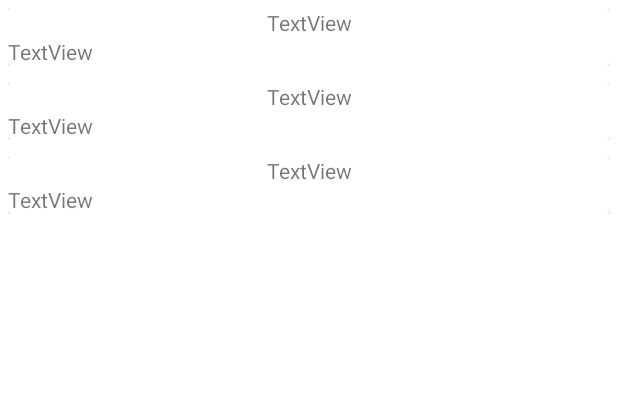
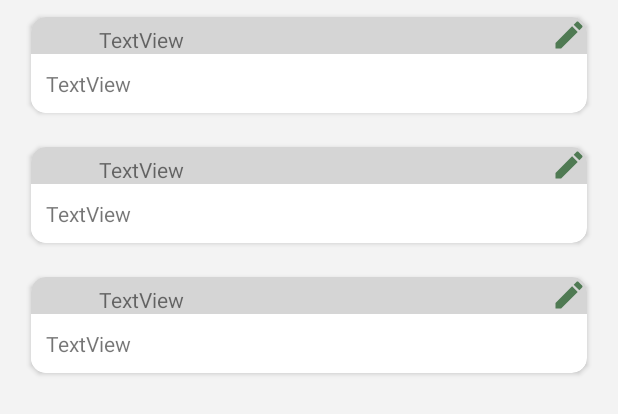
Before and after one commit to Di-52/SimpleNotes, an Android app: the layout fragment_list_nodes.xml on its own in the app's theme, with its tools: preview values and no code run, on a phone screen of 412 x 824 dp. Shown: the top 414 px of the screen. Run offline under Robolectric (Android 15) with nearby library versions, the phone set to English and light mode, and no system bars.

Commit message:
some design tweaks

```diff
--- a/app/src/main/java/com/diest/simplenotes/MainActivity.kt
+++ b/app/src/main/java/com/diest/simplenotes/MainActivity.kt
@@ -30,11 +30,12 @@ class MainActivity : AppCompatActivity() {
         val navController = findNavController(R.id.nav_host_fragment_content_main)
         appBarConfiguration = AppBarConfiguration(navController.graph)
         setupActionBarWithNavController(navController, appBarConfiguration)
-
+        /*
         binding.fab.setOnClickListener { view ->
             Snackbar.make(view, "Replace with your own action", Snackbar.LENGTH_LONG)
                 .setAction("Action", null).show()
-        }
+        }*/
+        binding.fab.setOnClickListener { navController.navigate(R.id.action_FirstFragment_to_SecondFragment) }
     }
 
     override fun onCreateOptionsMenu(menu: Menu): Boolean {
--- /dev/null
+++ b/app/src/main/res/drawable/ic_baseline_edit_24.xml
@@ -0,0 +1,11 @@
+<vector
+    android:height="24dp"
+    android:tint="@color/on_accent_primary"
+    android:viewportHeight="24"
+    android:viewportWidth="24"
+    android:width="24dp"
+    xmlns:android="http://schemas.android.com/apk/res/android">
+    <path
+        android:fillColor="@android:color/white"
+        android:pathData="M3,17.25V21h3.75L17.81,9.94l-3.75,-3.75L3,17.25zM20.71,7.04c0.39,-0.39 0.39,-1.02 0,-1.41l-2.34,-2.34c-0.39,-0.39 -1.02,-0.39 -1.41,0l-1.83,1.83 3.75,3.75 1.83,-1.83z"/>
+</vector>
--- /dev/null
+++ b/app/src/main/res/drawable/ic_ok.xml
@@ -0,0 +1,14 @@
+<vector
+    android:height="24dp"
+    android:tint="@color/on_accent_primary"
+
+    android:viewportHeight="24"
+    android:viewportWidth="24"
+    android:width="24dp"
+    xmlns:android="http://schemas.android.com/apk/res/android">
+
+    <path
+        android:fillColor="@color/black"
+        android:pathData="M12,2C6.48,2 2,6.48 2,12s4.48,10 10,10 10,-4.48 10,-10S17.52,2 12,2zM10,17l-5,-5 1.41,-1.41L10,14.17l7.59,-7.59L19,8l-9,9z"/>
+
+</vector>
--- a/app/src/main/res/layout/activity_main.xml
+++ b/app/src/main/res/layout/activity_main.xml
@@ -29,6 +29,7 @@
         android:layout_gravity="bottom|end"
         android:layout_marginEnd="@dimen/fab_margin"
         android:layout_marginBottom="16dp"
-        app:srcCompat="@android:drawable/ic_dialog_email" />
+        app:srcCompat="@android:drawable/ic_input_add"
+        app:backgroundTint="@color/accent_primary"/>
 
 </androidx.coordinatorlayout.widget.CoordinatorLayout>
--- a/app/src/main/res/layout/fragment_list_nodes.xml
+++ b/app/src/main/res/layout/fragment_list_nodes.xml
@@ -4,7 +4,8 @@
     xmlns:tools="http://schemas.android.com/tools"
     android:layout_width="match_parent"
     android:layout_height="match_parent"
-    tools:context=".view.listofnodes.ListOfNodesFragment">
+    tools:context=".view.listofnodes.ListOfNodesFragment"
+    android:background="@color/grey_900">
 
     <androidx.recyclerview.widget.RecyclerView
         android:layout_width="match_parent"
--- a/app/src/main/res/layout/nodes_list_item.xml
+++ b/app/src/main/res/layout/nodes_list_item.xml
@@ -4,41 +4,62 @@
     xmlns:tools="http://schemas.android.com/tools"
     android:layout_width="match_parent"
     android:layout_height="wrap_content"
-    android:padding="5dp">
+    android:paddingLeft="15dp"
+    android:paddingRight="15dp"
+    android:paddingTop="5dp"
+    android:paddingBottom="5dp"
+    >
 
     <androidx.cardview.widget.CardView
         android:layout_width="match_parent"
         android:layout_height="wrap_content"
         app:layout_constraintTop_toTopOf="parent"
-        tools:layout_editor_absoluteX="1dp"
-        app:cardCornerRadius="3dp"
-        android:padding="5dp"
-
+        app:cardUseCompatPadding="true"
+        app:cardCornerRadius="10dp"
         tools:ignore="MissingConstraints">
 
-        <androidx.constraintlayout.widget.ConstraintLayout
+        <LinearLayout
+            android:orientation="vertical"
             android:layout_width="match_parent"
-            android:layout_height="match_parent">
+            android:layout_height="match_parent"
+            >
 
-            <TextView
-                android:id="@+id/tv_note_title"
-                android:layout_width="wrap_content"
+            <androidx.constraintlayout.widget.ConstraintLayout
+                android:id="@+id/linearLayout"
+                android:layout_width="match_parent"
                 android:layout_height="wrap_content"
-                android:text="TextView"
-                app:layout_constraintTop_toTopOf="parent"
-                app:layout_constraintLeft_toLeftOf="parent"
-                app:layout_constraintRight_toRightOf="parent"
-                />
+                android:background="@color/grey_600">
+
+                <TextView
+                    android:id="@+id/tv_note_title"
+                    android:layout_width="wrap_content"
+                    android:layout_height="wrap_content"
+                    android:gravity="center"
+                    android:layout_marginStart="15dp"
+                    android:layout_marginTop="5dp"
+                    android:paddingStart="30dp"
+                    android:text="TextView"
+                    app:layout_constraintStart_toStartOf="parent"
+                    app:layout_constraintTop_toTopOf="parent" />
+
+                <ImageView
+                    android:id="@+id/iv_edit"
+                    android:layout_width="wrap_content"
+                    android:layout_height="wrap_content"
+                    android:foregroundGravity="center"
+                    android:src="@drawable/ic_baseline_edit_24"
+                    app:layout_constraintEnd_toEndOf="parent"
+                    app:layout_constraintTop_toTopOf="parent"/>
+            </androidx.constraintlayout.widget.ConstraintLayout>
 
             <TextView
                 android:id="@+id/tv_note_text"
                 android:layout_width="wrap_content"
                 android:layout_height="wrap_content"
+                android:background="@color/white"
                 android:text="TextView"
-                app:layout_constraintTop_toBottomOf="@id/tv_note_title"
-                app:layout_constraintLeft_toLeftOf="parent"
-                />
-        </androidx.constraintlayout.widget.ConstraintLayout>
+                android:padding="10dp"/>
+        </LinearLayout>
 
     </androidx.cardview.widget.CardView>
 </androidx.constraintlayout.widget.ConstraintLayout>
--- a/app/src/main/res/values/colors.xml
+++ b/app/src/main/res/values/colors.xml
@@ -5,6 +5,16 @@
     <color name="purple_700">#FF3700B3</color>
     <color name="teal_200">#FF03DAC5</color>
     <color name="teal_700">#FF018786</color>
+
+    <color name="accent_primary">#97E191</color>
+    <color name="on_accent_primary">#4F7A53</color>
+
     <color name="black">#FF000000</color>
     <color name="white">#FFFFFFFF</color>
+    <color name="grey_100">#494949</color>
+    <color name="grey_200">#676666</color>
+    <color name="grey_300">#8F8F8F</color>
+    <color name="grey_600">#D5D5D5</color>
+    <color name="grey_900">#F3F3F3</color>
+
 </resources>
--- a/app/src/main/res/values/themes.xml
+++ b/app/src/main/res/values/themes.xml
@@ -2,12 +2,12 @@
     <!-- Base application theme. -->
     <style name="Theme.SimpleNotes" parent="Theme.MaterialComponents.DayNight.DarkActionBar">
         <!-- Primary brand color. -->
-        <item name="colorPrimary">@color/purple_500</item>
-        <item name="colorPrimaryVariant">@color/purple_700</item>
+        <item name="colorPrimary">@color/grey_100</item>
+        <item name="colorPrimaryVariant">@color/grey_200</item>
         <item name="colorOnPrimary">@color/white</item>
         <!-- Secondary brand color. -->
-        <item name="colorSecondary">@color/teal_200</item>
-        <item name="colorSecondaryVariant">@color/teal_700</item>
+        <item name="colorSecondary">@color/grey_300</item>
+        <item name="colorSecondaryVariant">@color/grey_600</item>
         <item name="colorOnSecondary">@color/black</item>
         <!-- Status bar color. -->
         <item name="android:statusBarColor" tools:targetApi="l">?attr/colorPrimaryVariant</item>
```
